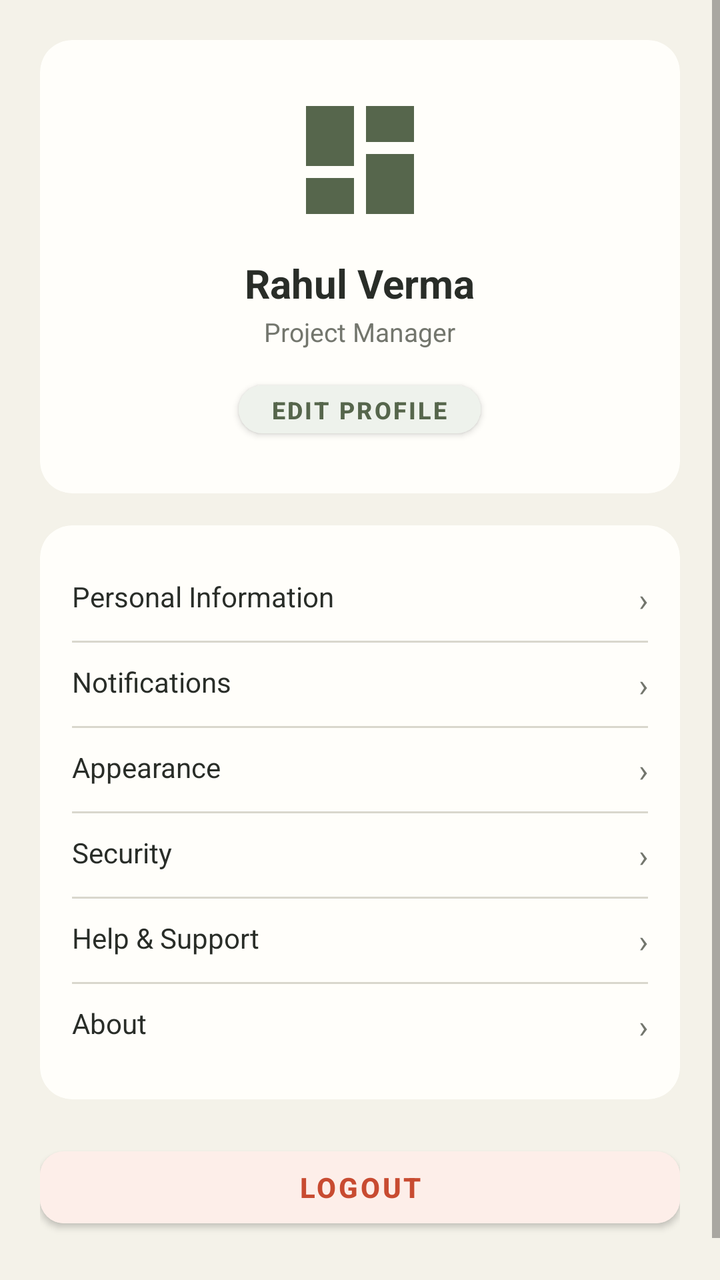
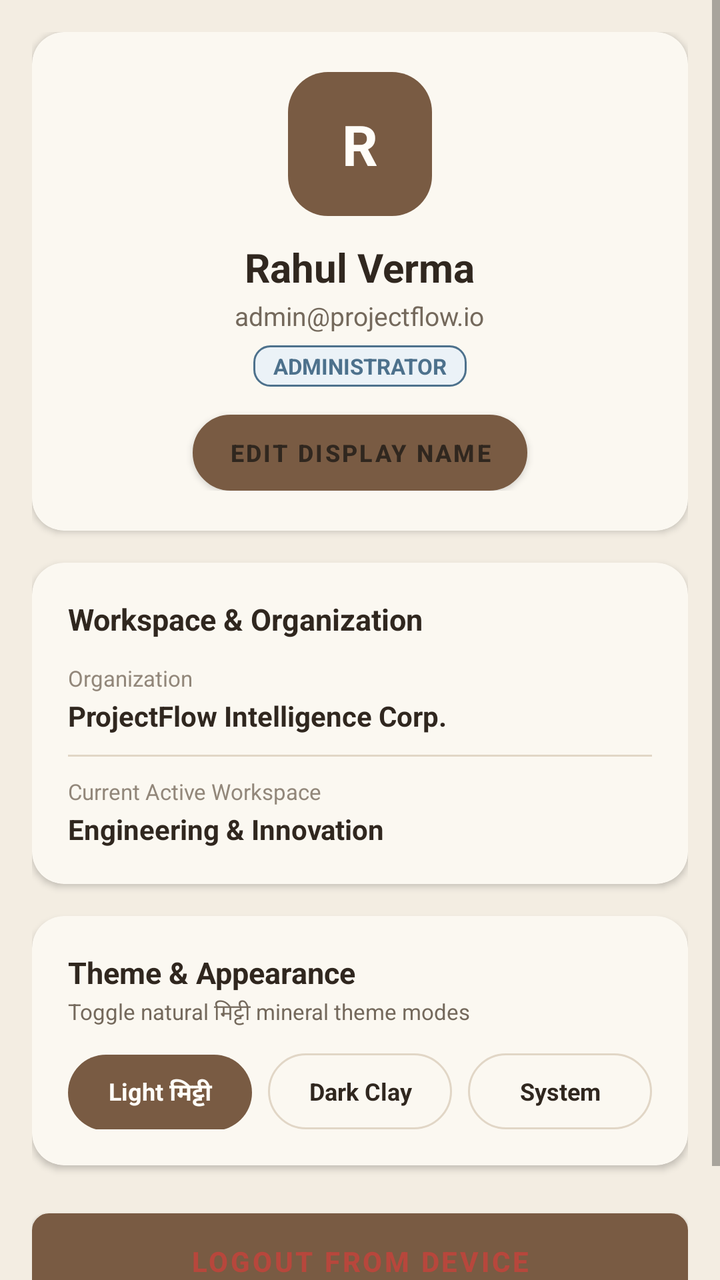

Screens rendered from an Android XML layout before and after an edit, with the pre-edit source and the edit as a unified diff.
<!-- AndroidManifest.xml: application theme Theme.ProjectFlow -->
<!-- res/layout/fragment_profile.xml -->
<?xml version="1.0" encoding="utf-8"?>
<ScrollView xmlns:android="http://schemas.android.com/apk/res/android"
    xmlns:app="http://schemas.android.com/apk/res-auto"
    android:layout_width="match_parent"
    android:layout_height="match_parent"
    android:background="@color/limestone_ivory"
    android:fillViewport="true">

    <LinearLayout
        android:layout_width="match_parent"
        android:layout_height="wrap_content"
        android:orientation="vertical"
        android:padding="20dp">

        
        <androidx.cardview.widget.CardView
            android:layout_width="match_parent"
            android:layout_height="wrap_content"
            app:cardBackgroundColor="@color/chalk_white"
            app:cardCornerRadius="16dp"
            app:cardElevation="0dp">

            <LinearLayout
                android:layout_width="match_parent"
                android:layout_height="wrap_content"
                android:gravity="center"
                android:orientation="vertical"
                android:padding="24dp">

                <FrameLayout
                    android:layout_width="72dp"
                    android:layout_height="72dp"
                    android:background="@drawable/ic_dashboard"
                    android:backgroundTint="@color/deep_sage" />

                <TextView
                    android:id="@+id/tvProfileName"
                    android:layout_width="wrap_content"
                    android:layout_height="wrap_content"
                    android:layout_marginTop="12dp"
                    android:text="@string/demo_user_name"
                    android:textColor="@color/charcoal"
                    android:textSize="20sp"
                    android:textStyle="bold" />

                <TextView
                    android:id="@+id/tvProfileRole"
                    android:layout_width="wrap_content"
                    android:layout_height="wrap_content"
                    android:layout_marginTop="2dp"
                    android:text="@string/demo_user_role"
                    android:textColor="@color/stone_grey"
                    android:textSize="13sp" />

                <Button
                    android:id="@+id/btnEditProfile"
                    android:layout_width="wrap_content"
                    android:layout_height="36dp"
                    android:layout_marginTop="12dp"
                    android:backgroundTint="@color/status_green_light"
                    android:paddingStart="16dp"
                    android:paddingEnd="16dp"
                    android:text="Edit Profile"
                    android:textColor="@color/deep_sage"
                    android:textSize="12sp"
                    android:textStyle="bold"
                    app:cornerRadius="18dp" />
            </LinearLayout>
        </androidx.cardview.widget.CardView>

        
        <androidx.cardview.widget.CardView
            android:layout_width="match_parent"
            android:layout_height="wrap_content"
            android:layout_marginTop="16dp"
            app:cardBackgroundColor="@color/chalk_white"
            app:cardCornerRadius="16dp"
            app:cardElevation="0dp">

            <LinearLayout
                android:layout_width="match_parent"
                android:layout_height="wrap_content"
                android:orientation="vertical"
                android:padding="16dp">

                
                <RelativeLayout
                    android:layout_width="match_parent"
                    android:layout_height="wrap_content"
                    android:paddingTop="10dp"
                    android:paddingBottom="10dp">
                    <TextView android:layout_width="wrap_content" android:layout_height="wrap_content" android:text="Personal Information" android:textColor="@color/charcoal" android:textSize="14sp" />
                    <TextView android:layout_width="wrap_content" android:layout_height="wrap_content" android:layout_alignParentEnd="true" android:text="›" android:textColor="@color/stone_grey" android:textSize="16sp" />
                </RelativeLayout>

                <View android:layout_width="match_parent" android:layout_height="1dp" android:background="@color/natural_border" />

                
                <RelativeLayout
                    android:layout_width="match_parent"
                    android:layout_height="wrap_content"
                    android:paddingTop="10dp"
                    android:paddingBottom="10dp">
                    <TextView android:layout_width="wrap_content" android:layout_height="wrap_content" android:text="Notifications" android:textColor="@color/charcoal" android:textSize="14sp" />
                    <TextView android:layout_width="wrap_content" android:layout_height="wrap_content" android:layout_alignParentEnd="true" android:text="›" android:textColor="@color/stone_grey" android:textSize="16sp" />
                </RelativeLayout>

                <View android:layout_width="match_parent" android:layout_height="1dp" android:background="@color/natural_border" />

                
                <RelativeLayout
                    android:layout_width="match_parent"
                    android:layout_height="wrap_content"
                    android:paddingTop="10dp"
                    android:paddingBottom="10dp">
                    <TextView android:layout_width="wrap_content" android:layout_height="wrap_content" android:text="Appearance" android:textColor="@color/charcoal" android:textSize="14sp" />
                    <TextView android:layout_width="wrap_content" android:layout_height="wrap_content" android:layout_alignParentEnd="true" android:text="›" android:textColor="@color/stone_grey" android:textSize="16sp" />
                </RelativeLayout>

                <View android:layout_width="match_parent" android:layout_height="1dp" android:background="@color/natural_border" />

                
                <RelativeLayout
                    android:layout_width="match_parent"
                    android:layout_height="wrap_content"
                    android:paddingTop="10dp"
                    android:paddingBottom="10dp">
                    <TextView android:layout_width="wrap_content" android:layout_height="wrap_content" android:text="Security" android:textColor="@color/charcoal" android:textSize="14sp" />
                    <TextView android:layout_width="wrap_content" android:layout_height="wrap_content" android:layout_alignParentEnd="true" android:text="›" android:textColor="@color/stone_grey" android:textSize="16sp" />
                </RelativeLayout>

                <View android:layout_width="match_parent" android:layout_height="1dp" android:background="@color/natural_border" />

                
                <RelativeLayout
                    android:layout_width="match_parent"
                    android:layout_height="wrap_content"
                    android:paddingTop="10dp"
                    android:paddingBottom="10dp">
                    <TextView android:layout_width="wrap_content" android:layout_height="wrap_content" android:text="Help &amp; Support" android:textColor="@color/charcoal" android:textSize="14sp" />
                    <TextView android:layout_width="wrap_content" android:layout_height="wrap_content" android:layout_alignParentEnd="true" android:text="›" android:textColor="@color/stone_grey" android:textSize="16sp" />
                </RelativeLayout>

                <View android:layout_width="match_parent" android:layout_height="1dp" android:background="@color/natural_border" />

                
                <RelativeLayout
                    android:layout_width="match_parent"
                    android:layout_height="wrap_content"
                    android:paddingTop="10dp"
                    android:paddingBottom="10dp">
                    <TextView android:layout_width="wrap_content" android:layout_height="wrap_content" android:text="About" android:textColor="@color/charcoal" android:textSize="14sp" />
                    <TextView android:layout_width="wrap_content" android:layout_height="wrap_content" android:layout_alignParentEnd="true" android:text="›" android:textColor="@color/stone_grey" android:textSize="16sp" />
                </RelativeLayout>

            </LinearLayout>
        </androidx.cardview.widget.CardView>

        
        <Button
            android:id="@+id/btnLogout"
            android:layout_width="match_parent"
            android:layout_height="48dp"
            android:layout_marginTop="20dp"
            android:layout_marginBottom="24dp"
            android:backgroundTint="@color/alert_red_light"
            android:text="@string/logout"
            android:textColor="@color/alert_red"
            android:textSize="14sp"
            android:textStyle="bold"
            app:cornerRadius="12dp" />

    </LinearLayout>
</ScrollView>
<!-- resources referenced by this layout -->
<resources>
  <color name="alert_red">#C84B31</color>
  <color name="alert_red_light">#FDEEE9</color>
  <color name="chalk_white">#FFFEFA</color>
  <color name="charcoal">#292D28</color>
  <color name="deep_sage">#56664C</color>
  <color name="limestone_ivory">#F4F2E9</color>
  <color name="natural_border">#D9D7CD</color>
  <color name="status_green_light">#EEF2EC</color>
  <color name="stone_grey">#73766D</color>
  <!-- drawable ic_dashboard (drawable) -->
  <vector xmlns:android="http://schemas.android.com/apk/res/android"
      android:width="24dp"
      android:height="24dp"
      android:viewportWidth="24"
      android:viewportHeight="24">
    <path
        android:fillColor="@color/deep_sage"
        android:pathData="M3,13h8V3H3v10zm0,8h8v-6H3v6zm10,0h8V11h-8v10zm0,-18v6h8V3h-8z"/>
  </vector>
  <string name="demo_user_name">Rahul Verma</string>
  <string name="demo_user_role">Project Manager</string>
  <string name="logout">Logout</string>
  <style name="Theme.ProjectFlow" parent="Theme.MaterialComponents.DayNight.NoActionBar">
          
          <item name="colorPrimary">@color/deep_sage</item>
          <item name="colorPrimaryVariant">@color/deep_sage_dark</item>
          <item name="colorOnPrimary">@color/limestone_ivory</item>
  
          
          <item name="colorSecondary">@color/mineral_sage</item>
          <item name="colorSecondaryVariant">@color/mineral_sage</item>
          <item name="colorOnSecondary">@color/chalk_white</item>
  
          
          <item name="android:statusBarColor">@color/chalk_white</item>
          <item name="android:windowLightStatusBar">true</item>
  
          
          <item name="android:windowBackground">@color/limestone_ivory</item>
          <item name="colorSurface">@color/chalk_white</item>
      </style>
  <color name="deep_sage_dark">#485640</color>
  <color name="mineral_sage">#78866B</color>
</resources>

<!-- the commit's change to res/layout/fragment_profile.xml (unified diff, before → after) -->
@@ -3,68 +3,89 @@
     xmlns:app="http://schemas.android.com/apk/res-auto"
     android:layout_width="match_parent"
     android:layout_height="match_parent"
-    android:background="@color/limestone_ivory"
+    android:background="@color/earth_bg"
     android:fillViewport="true">
 
     <LinearLayout
         android:layout_width="match_parent"
         android:layout_height="wrap_content"
         android:orientation="vertical"
-        android:padding="20dp">
+        android:padding="16dp">
 
         
         <androidx.cardview.widget.CardView
             android:layout_width="match_parent"
             android:layout_height="wrap_content"
-            app:cardBackgroundColor="@color/chalk_white"
+            app:cardBackgroundColor="@color/earth_surface"
             app:cardCornerRadius="16dp"
-            app:cardElevation="0dp">
+            app:cardElevation="2dp">
 
             <LinearLayout
                 android:layout_width="match_parent"
                 android:layout_height="wrap_content"
                 android:gravity="center"
                 android:orientation="vertical"
-                android:padding="24dp">
+                android:padding="20dp">
 
                 <FrameLayout
                     android:layout_width="72dp"
                     android:layout_height="72dp"
-                    android:background="@drawable/ic_dashboard"
-                    android:backgroundTint="@color/deep_sage" />
+                    android:background="@drawable/bg_chip_selected">
+
+                    <TextView
+                        android:id="@+id/tvProfileInitial"
+                        android:layout_width="wrap_content"
+                        android:layout_height="wrap_content"
+                        android:layout_gravity="center"
+                        android:text="R"
+                        android:textColor="@color/white"
+                        android:textSize="28sp"
+                        android:textStyle="bold" />
+                </FrameLayout>
 
                 <TextView
                     android:id="@+id/tvProfileName"
                     android:layout_width="wrap_content"
                     android:layout_height="wrap_content"
                     android:layout_marginTop="12dp"
-                    android:text="@string/demo_user_name"
-                    android:textColor="@color/charcoal"
+                    android:text="Rahul Verma"
+                    android:textColor="@color/text_main"
                     android:textSize="20sp"
                     android:textStyle="bold" />
 
                 <TextView
+                    android:id="@+id/tvProfileEmail"
+                    android:layout_width="wrap_content"
+                    android:layout_height="wrap_content"
+                    android:layout_marginTop="2dp"
+                    android:text="admin@projectflow.io"
+                    android:textColor="@color/text_secondary"
+                    android:textSize="13sp" />
+
+                <TextView
                     android:id="@+id/tvProfileRole"
                     android:layout_width="wrap_content"
                     android:layout_height="wrap_content"
-                    android:layout_marginTop="2dp"
-                    android:text="@string/demo_user_role"
-                    android:textColor="@color/stone_grey"
-                    android:textSize="13sp" />
+                    android:layout_marginTop="6dp"
+                    android:background="@drawable/bg_badge_info"
+                    android:paddingHorizontal="10dp"
+                    android:paddingVertical="3dp"
+                    android:text="ADMINISTRATOR"
+                    android:textColor="@color/earth_info"
+                    android:textSize="11sp"
+                    android:textStyle="bold" />
 
                 <Button
                     android:id="@+id/btnEditProfile"
                     android:layout_width="wrap_content"
-                    android:layout_height="36dp"
-                    android:layout_marginTop="12dp"
-                    android:backgroundTint="@color/status_green_light"
-                    android:paddingStart="16dp"
-                    android:paddingEnd="16dp"
-                    android:text="Edit Profile"
-                    android:textColor="@color/deep_sage"
+                    android:layout_height="38dp"
+                    android:layout_marginTop="14dp"
+                    android:background="@drawable/bg_chip_unselected"
+                    android:paddingHorizontal="18dp"
+                    android:text="Edit Display Name"
+                    android:textColor="@color/text_main"
                     android:textSize="12sp"
-                    android:textStyle="bold"
-                    app:cornerRadius="18dp" />
+                    android:textStyle="bold" />
             </LinearLayout>
         </androidx.cardview.widget.CardView>
 
@@ -73,102 +94,161 @@
             android:layout_width="match_parent"
             android:layout_height="wrap_content"
             android:layout_marginTop="16dp"
-            app:cardBackgroundColor="@color/chalk_white"
+            app:cardBackgroundColor="@color/earth_surface"
             app:cardCornerRadius="16dp"
-            app:cardElevation="0dp">
+            app:cardElevation="2dp">
 
             <LinearLayout
                 android:layout_width="match_parent"
                 android:layout_height="wrap_content"
                 android:orientation="vertical"
-                android:padding="16dp">
-
-                
-                <RelativeLayout
+                android:padding="18dp">
+
+                <TextView
+                    android:layout_width="wrap_content"
+                    android:layout_height="wrap_content"
+                    android:text="Workspace &amp; Organization"
+                    android:textColor="@color/text_main"
+                    android:textSize="15sp"
+                    android:textStyle="bold" />
+
+                <LinearLayout
                     android:layout_width="match_parent"
                     android:layout_height="wrap_content"
-                    android:paddingTop="10dp"
-                    android:paddingBottom="10dp">
-                    <TextView android:layout_width="wrap_content" android:layout_height="wrap_content" android:text="Personal Information" android:textColor="@color/charcoal" android:textSize="14sp" />
-                    <TextView android:layout_width="wrap_content" android:layout_height="wrap_content" android:layout_alignParentEnd="true" android:text="›" android:textColor="@color/stone_grey" android:textSize="16sp" />
-                </RelativeLayout>
-
-                <View android:layout_width="match_parent" android:layout_height="1dp" android:background="@color/natural_border" />
-
-                
-                <RelativeLayout
-                    android:layout_width="match_parent"
-                    android:layout_height="wrap_content"
-                    android:paddingTop="10dp"
-                    android:paddingBottom="10dp">
-                    <TextView android:layout_width="wrap_content" android:layout_height="wrap_content" android:text="Notifications" android:textColor="@color/charcoal" android:textSize="14sp" />
-                    <TextView android:layout_width="wrap_content" android:layout_height="wrap_content" android:layout_alignParentEnd="true" android:text="›" android:textColor="@color/stone_grey" android:textSize="16sp" />
-                </RelativeLayout>
-
-                <View android:layout_width="match_parent" android:layout_height="1dp" android:background="@color/natural_border" />
-
-                
-                <RelativeLayout
-                    android:layout_width="match_parent"
-                    android:layout_height="wrap_content"
-                    android:paddingTop="10dp"
-                    android:paddingBottom="10dp">
-                    <TextView android:layout_width="wrap_content" android:layout_height="wrap_content" android:text="Appearance" android:textColor="@color/charcoal" android:textSize="14sp" />
-                    <TextView android:layout_width="wrap_content" android:layout_height="wrap_content" android:layout_alignParentEnd="true" android:text="›" android:textColor="@color/stone_grey" android:textSize="16sp" />
-                </RelativeLayout>
-
-                <View android:layout_width="match_parent" android:layout_height="1dp" android:background="@color/natural_border" />
-
-                
-                <RelativeLayout
-                    android:layout_width="match_parent"
-                    android:layout_height="wrap_content"
-                    android:paddingTop="10dp"
-                    android:paddingBottom="10dp">
-                    <TextView android:layout_width="wrap_content" android:layout_height="wrap_content" android:text="Security" android:textColor="@color/charcoal" android:textSize="14sp" />
-                    <TextView android:layout_width="wrap_content" android:layout_height="wrap_content" android:layout_alignParentEnd="true" android:text="›" android:textColor="@color/stone_grey" android:textSize="16sp" />
-                </RelativeLayout>
-
-                <View android:layout_width="match_parent" android:layout_height="1dp" android:background="@color/natural_border" />
-
-                
-                <RelativeLayout
-                    android:layout_width="match_parent"
-                    android:layout_height="wrap_content"
-                    android:paddingTop="10dp"
-                    android:paddingBottom="10dp">
-                    <TextView android:layout_width="wrap_content" android:layout_height="wrap_content" android:text="Help &amp; Support" android:textColor="@color/charcoal" android:textSize="14sp" />
-                    <TextView android:layout_width="wrap_content" android:layout_height="wrap_content" android:layout_alignParentEnd="true" android:text="›" android:textColor="@color/stone_grey" android:textSize="16sp" />
-                </RelativeLayout>
-
-                <View android:layout_width="match_parent" android:layout_height="1dp" android:background="@color/natural_border" />
-
-                
-                <RelativeLayout
-                    android:layout_width="match_parent"
-                    android:layout_height="wrap_content"
-                    android:paddingTop="10dp"
-                    android:paddingBottom="10dp">
-                    <TextView android:layout_width="wrap_content" android:layout_height="wrap_content" android:text="About" android:textColor="@color/charcoal" android:textSize="14sp" />
-                    <TextView android:layout_width="wrap_content" android:layout_height="wrap_content" android:layout_alignParentEnd="true" android:text="›" android:textColor="@color/stone_grey" android:textSize="16sp" />
-                </RelativeLayout>
-
+                    android:layout_marginTop="12dp"
+                    android:orientation="vertical">
+
+                    <TextView
+                        android:layout_width="wrap_content"
+                        android:layout_height="wrap_content"
+                        android:text="Organization"
+                        android:textColor="@color/text_muted"
+                        android:textSize="11sp" />
+
+                    <TextView
+                        android:layout_width="wrap_content"
+                        android:layout_height="wrap_content"
+                        android:layout_marginTop="2dp"
+                        android:text="ProjectFlow Intelligence Corp."
+                        android:textColor="@color/text_main"
+                        android:textSize="14sp"
+                        android:textStyle="bold" />
+
+                    <View
+                        android:layout_width="match_parent"
+                        android:layout_height="1dp"
+                        android:layout_marginVertical="10dp"
+                        android:background="@color/earth_border" />
+
+                    <TextView
+                        android:layout_width="wrap_content"
+                        android:layout_height="wrap_content"
+                        android:text="Current Active Workspace"
+                        android:textColor="@color/text_muted"
+                        android:textSize="11sp" />
+
+                    <TextView
+                        android:layout_width="wrap_content"
+                        android:layout_height="wrap_content"
+                        android:layout_marginTop="2dp"
+                        android:text="Engineering &amp; Innovation"
+                        android:textColor="@color/text_main"
+                        android:textSize="14sp"
+                        android:textStyle="bold" />
+                </LinearLayout>
             </LinearLayout>
         </androidx.cardview.widget.CardView>
 
         
+        <androidx.cardview.widget.CardView
+            android:layout_width="match_parent"
+            android:layout_height="wrap_content"
+            android:layout_marginTop="16dp"
+            app:cardBackgroundColor="@color/earth_surface"
+            app:cardCornerRadius="16dp"
+            app:cardElevation="2dp">
+
+            <LinearLayout
+                android:layout_width="match_parent"
+                android:layout_height="wrap_content"
+                android:orientation="vertical"
+                android:padding="18dp">
+
+                <TextView
+                    android:layout_width="wrap_content"
+                    android:layout_height="wrap_content"
+                    android:text="Theme &amp; Appearance"
+                    android:textColor="@color/text_main"
+                    android:textSize="15sp"
+                    android:textStyle="bold" />
+
+                <TextView
+                    android:layout_width="wrap_content"
+                    android:layout_height="wrap_content"
+                    android:layout_marginTop="2dp"
+                    android:text="Toggle natural मिट्टी mineral theme modes"
+                    android:textColor="@color/text_secondary"
+                    android:textSize="11sp" />
+
+                <LinearLayout
+                    android:layout_width="match_parent"
+                    android:layout_height="wrap_content"
+                    android:layout_marginTop="12dp"
+                    android:orientation="horizontal">
+
+                    <TextView
+                        android:id="@+id/btnThemeLight"
+                        android:layout_width="0dp"
+                        android:layout_height="38dp"
+                        android:layout_weight="1"
+                        android:background="@drawable/bg_chip_selected"
+                        android:gravity="center"
+                        android:text="Light मिट्टी"
+                        android:textColor="@color/white"
+                        android:textSize="12sp"
+                        android:textStyle="bold" />
+
+                    <TextView
+                        android:id="@+id/btnThemeDark"
+                        android:layout_width="0dp"
+                        android:layout_height="38dp"
+                        android:layout_marginStart="8dp"
+                        android:layout_weight="1"
+                        android:background="@drawable/bg_chip_unselected"
+                        android:gravity="center"
+                        android:text="Dark Clay"
+                        android:textColor="@color/text_main"
+                        android:textSize="12sp"
+                        android:textStyle="bold" />
+
+                    <TextView
+                        android:id="@+id/btnThemeSystem"
+                        android:layout_width="0dp"
+                        android:layout_height="38dp"
+                        android:layout_marginStart="8dp"
+                        android:layout_weight="1"
+                        android:background="@drawable/bg_chip_unselected"
+                        android:gravity="center"
+                        android:text="System"
+                        android:textColor="@color/text_main"
+                        android:textSize="12sp"
+                        android:textStyle="bold" />
+                </LinearLayout>
+            </LinearLayout>
+        </androidx.cardview.widget.CardView>
+
+        
         <Button
             android:id="@+id/btnLogout"
             android:layout_width="match_parent"
             android:layout_height="48dp"
-            android:layout_marginTop="20dp"
-            android:layout_marginBottom="24dp"
-            android:backgroundTint="@color/alert_red_light"
-            android:text="@string/logout"
-            android:textColor="@color/alert_red"
+            android:layout_marginTop="24dp"
+            android:layout_marginBottom="32dp"
+            android:background="@drawable/bg_badge_error"
+            android:text="Logout from Device"
+            android:textColor="@color/earth_error"
             android:textSize="14sp"
-            android:textStyle="bold"
-            app:cornerRadius="12dp" />
+            android:textStyle="bold" />
 
     </LinearLayout>
 </ScrollView>
<!-- resource entries referenced after the edit -->
@@ -1,47 +1,77 @@
 <!-- resources referenced by this layout -->
 <resources>
-  <color name="alert_red">#C84B31</color>
-  <color name="alert_red_light">#FDEEE9</color>
-  <color name="chalk_white">#FFFEFA</color>
-  <color name="charcoal">#292D28</color>
-  <color name="deep_sage">#56664C</color>
-  <color name="limestone_ivory">#F4F2E9</color>
-  <color name="natural_border">#D9D7CD</color>
-  <color name="status_green_light">#EEF2EC</color>
-  <color name="stone_grey">#73766D</color>
-  <!-- drawable ic_dashboard (drawable) -->
-  <vector xmlns:android="http://schemas.android.com/apk/res/android"
-      android:width="24dp"
-      android:height="24dp"
-      android:viewportWidth="24"
-      android:viewportHeight="24">
-    <path
-        android:fillColor="@color/deep_sage"
-        android:pathData="M3,13h8V3H3v10zm0,8h8v-6H3v6zm10,0h8V11h-8v10zm0,-18v6h8V3h-8z"/>
-  </vector>
-  <string name="demo_user_name">Rahul Verma</string>
-  <string name="demo_user_role">Project Manager</string>
-  <string name="logout">Logout</string>
+  <color name="earth_bg">#F3EDE2</color>
+  <color name="earth_border">#E1D6C6</color>
+  <color name="earth_error">#B7473C</color>
+  <color name="earth_info">#4D718C</color>
+  <color name="earth_surface">#FBF8F1</color>
+  <color name="text_main">#30271F</color>
+  <color name="text_muted">#92877A</color>
+  <color name="text_secondary">#74695C</color>
+  <color name="white">#FFFDF8</color>
+  <!-- drawable bg_badge_error (drawable) -->
+  <?xml version="1.0" encoding="utf-8"?>
+  <shape xmlns:android="http://schemas.android.com/apk/res/android"
+      android:shape="rectangle">
+      <corners android:radius="8dp" />
+      <solid android:color="@color/earth_error_light" />
+      <stroke
+          android:width="1dp"
+          android:color="@color/earth_error" />
+  </shape>
+  <!-- drawable bg_badge_info (drawable) -->
+  <?xml version="1.0" encoding="utf-8"?>
+  <shape xmlns:android="http://schemas.android.com/apk/res/android"
+      android:shape="rectangle">
+      <corners android:radius="8dp" />
+      <solid android:color="@color/earth_info_light" />
+      <stroke
+          android:width="1dp"
+          android:color="@color/earth_info" />
+  </shape>
+  <!-- drawable bg_chip_selected (drawable) -->
+  <?xml version="1.0" encoding="utf-8"?>
+  <shape xmlns:android="http://schemas.android.com/apk/res/android"
+      android:shape="rectangle">
+      <corners android:radius="20dp" />
+      <solid android:color="@color/primary_earth" />
+  </shape>
+  <!-- drawable bg_chip_unselected (drawable) -->
+  <?xml version="1.0" encoding="utf-8"?>
+  <shape xmlns:android="http://schemas.android.com/apk/res/android"
+      android:shape="rectangle">
+      <corners android:radius="20dp" />
+      <solid android:color="@color/earth_surface" />
+      <stroke
+          android:width="1dp"
+          android:color="@color/earth_border" />
+  </shape>
   <style name="Theme.ProjectFlow" parent="Theme.MaterialComponents.DayNight.NoActionBar">
           
-          <item name="colorPrimary">@color/deep_sage</item>
-          <item name="colorPrimaryVariant">@color/deep_sage_dark</item>
-          <item name="colorOnPrimary">@color/limestone_ivory</item>
+          <item name="colorPrimary">@color/primary_earth</item>
+          <item name="colorPrimaryVariant">@color/deep_earth</item>
+          <item name="colorOnPrimary">@color/earth_raised</item>
   
           
-          <item name="colorSecondary">@color/mineral_sage</item>
-          <item name="colorSecondaryVariant">@color/mineral_sage</item>
-          <item name="colorOnSecondary">@color/chalk_white</item>
+          <item name="colorSecondary">@color/muted_clay</item>
+          <item name="colorSecondaryVariant">@color/secondary_sand</item>
+          <item name="colorOnSecondary">@color/text_main</item>
   
           
-          <item name="android:statusBarColor">@color/chalk_white</item>
+          <item name="android:statusBarColor">@color/earth_surface</item>
           <item name="android:windowLightStatusBar">true</item>
   
           
-          <item name="android:windowBackground">@color/limestone_ivory</item>
-          <item name="colorSurface">@color/chalk_white</item>
+          <item name="android:windowBackground">@color/earth_bg</item>
+          <item name="colorSurface">@color/earth_surface</item>
+          <item name="colorOnSurface">@color/text_main</item>
       </style>
-  <color name="deep_sage_dark">#485640</color>
-  <color name="mineral_sage">#78866B</color>
+  <color name="earth_error_light">#FBECEB</color>
+  <color name="earth_info_light">#EBF2F7</color>
+  <color name="primary_earth">#795B43</color>
+  <color name="deep_earth">#493628</color>
+  <color name="earth_raised">#FFFDF8</color>
+  <color name="muted_clay">#B69A78</color>
+  <color name="secondary_sand">#D9C9B2</color>
 </resources>
 
